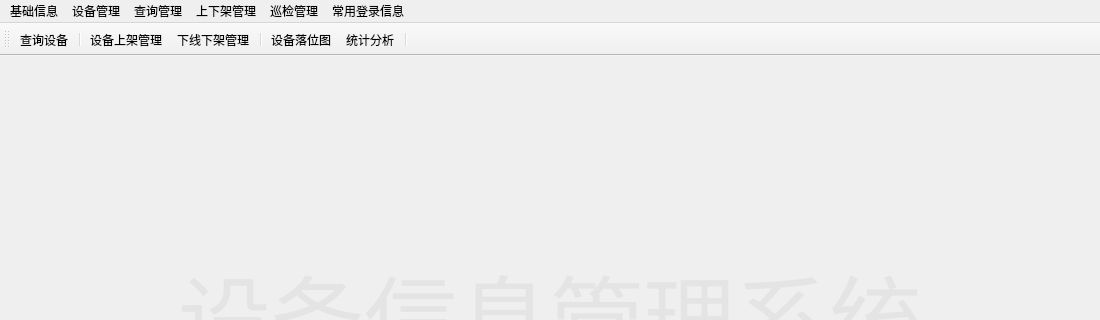
This is ui/Main_win.ui in tainyuhong/pyside_machine_system as Qt 5 draws it before an edit; both pictures show x 0 to 1100 and y 0 to 320 of the 1100 by 700 pixel window. The edited form follows.
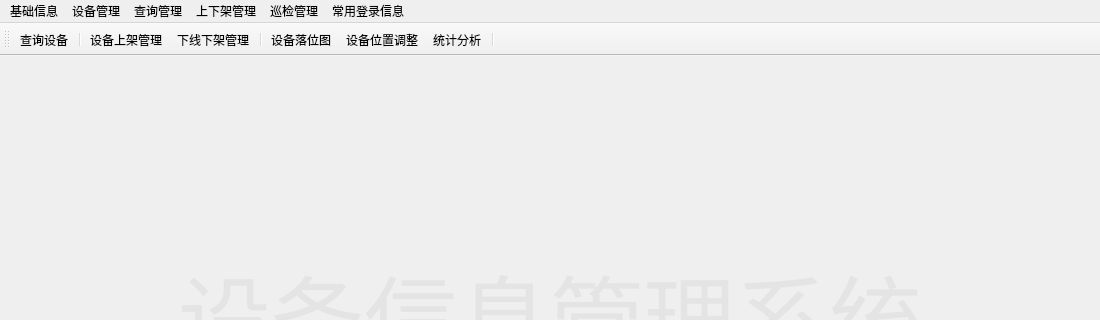
This is the edited form. Icons and pictures are not drawn.

Commit message: 1、修复了修改页面点修改按钮后，未修改直接查询报错问题 2、完善了导出excel中设备按机房、机柜、U位进行排序

What changed in the file:
```diff
--- a/ui/Main_win.ui
+++ b/ui/Main_win.ui
@@ -126,6 +126,7 @@
    <addaction name="actionxjgl"/>
    <addaction name="separator"/>
    <addaction name="action_top"/>
+   <addaction name="action_machine_sw"/>
    <addaction name="action_report"/>
    <addaction name="separator"/>
   </widget>
@@ -256,6 +257,15 @@
     <string>标签管理</string>
    </property>
   </action>
+  <action name="action_machine_sw">
+   <property name="icon">
+    <iconset resource="../img/picture.qrc">
+     <normaloff>:/查询/sw.png</normaloff>:/查询/sw.png</iconset>
+   </property>
+   <property name="text">
+    <string>设备位置调整</string>
+   </property>
+  </action>
  </widget>
  <resources>
   <include location="../img/picture.qrc"/>
```
Left out of the diff: 1 changed line with no effect on the pictures. The commit also changes 22 other files.
